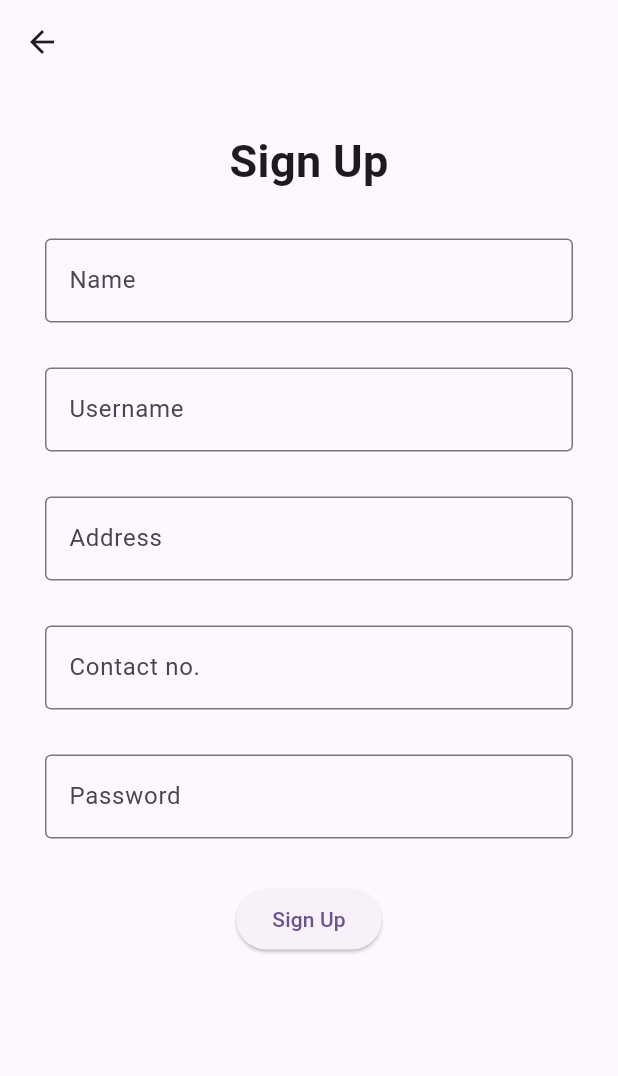
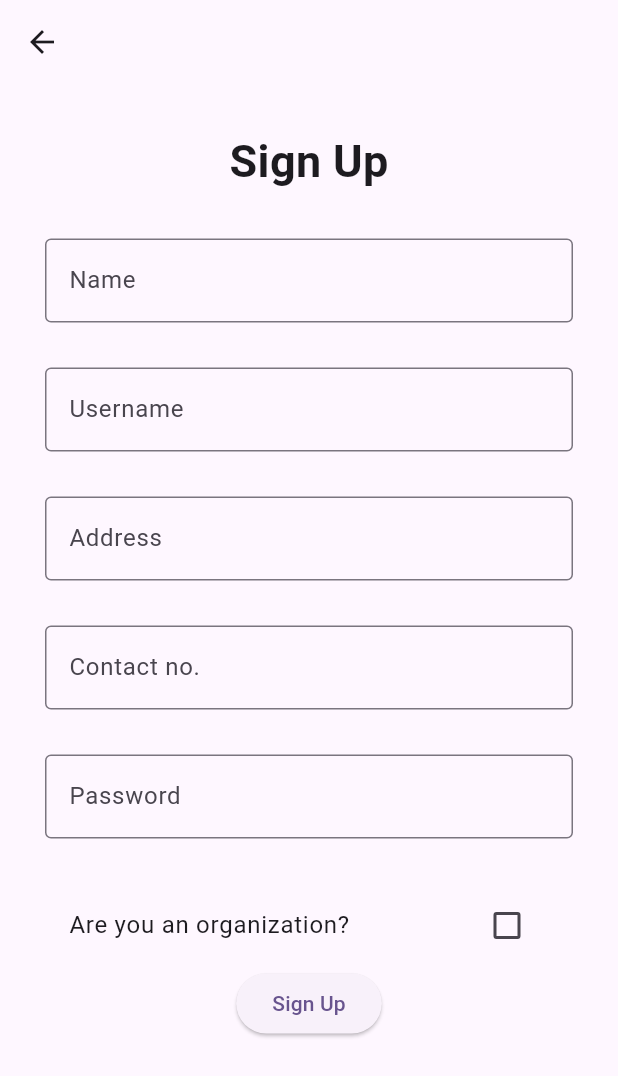
Before and after one commit to CinthSimbulan/CMSC-23-Project, a Flutter app: the SignUpPage screen opened directly, on a phone screen of 412 x 824 dp. Shown: the top 1076 px of the screen. Run offline on Flutter 3.47's test engine with Material 3 defaults, Android fonts, the phone set to English and light mode, and no system bars; our stand-ins replace cloud_firestore, email_validator, firebase_auth, firebase_core, image_picker; accounts and stored records are empty.

Commit message:
Feat: Able to sign up as an organization.

```diff
--- a/cmsc_23_project/lib/pages/SignInPage/signup.dart
+++ b/cmsc_23_project/lib/pages/SignInPage/signup.dart
@@ -1,6 +1,10 @@
+import 'dart:io';
+
 import 'package:cloud_firestore/cloud_firestore.dart';
+import 'package:cmsc_23_project/pages/DonorPage/image.dart';
 import 'package:cmsc_23_project/providers/auth_provider.dart';
 import 'package:flutter/material.dart';
+import 'package:flutter/widgets.dart';
 import 'package:provider/provider.dart';
 import 'package:email_validator/email_validator.dart';
 
@@ -19,7 +23,11 @@ class _SignUpState extends State<SignUpPage> {
   String? address;
   String? contact;
   String? password;
+  bool isOrganization = false;
+  String? organizationName;
+  File? photo;
   final Map<String, dynamic> details = {
+    "Type": "Donor",
     "Name": "",
     "Username": "",
     "Address": "",
@@ -43,8 +51,10 @@ class _SignUpState extends State<SignUpPage> {
                   usernameField,
                   addressField,
                   contactField,
-                  // emailField,
                   passwordField,
+                  organizationCheckbox,
+                  if (isOrganization) organizationNameField,
+                  if (isOrganization) proofImage,
                   submitButton
                 ],
               ),
@@ -171,6 +181,54 @@ class _SignUpState extends State<SignUpPage> {
         ),
       );
 
+  Widget get organizationCheckbox => CheckboxListTile(
+        title: const Text('Are you an organization?'),
+        value: isOrganization,
+        onChanged: (bool? value) {
+          setState(() {
+            isOrganization = value!;
+          });
+        },
+      );
+
+  Widget get organizationNameField => Padding(
+        padding: const EdgeInsets.only(bottom: 30),
+        child: TextFormField(
+          decoration: const InputDecoration(
+            border: OutlineInputBorder(),
+            label: Text("Organization Name"),
+            hintText: "Enter organization name",
+          ),
+          enabled: isOrganization,
+          onSaved: (value) => setState(() {
+            organizationName = value;
+            details['Organization'] = organizationName;
+            details['Type'] = "Organization";
+          }),
+          validator: (value) {
+            if (isOrganization && (value == null || value.isEmpty)) {
+              return "This field is required for organizations";
+            }
+            return null;
+          },
+        ),
+      );
+
+  Widget get proofImage => Padding(
+      padding: const EdgeInsets.symmetric(vertical: 55),
+      child: Column(
+        children: [
+          const Text("Photo of Item: ",
+              style: TextStyle(fontStyle: FontStyle.italic, fontSize: 15)),
+          const SizedBox(
+            height: 10,
+          ),
+          PhotoPicker(
+            callback: (value) => setState(() => photo = value),
+          ),
+        ],
+      ));
+
   Widget get submitButton => ElevatedButton(
       onPressed: () async {
         if (_formKey.currentState!.validate()) {
@@ -179,10 +237,12 @@ class _SignUpState extends State<SignUpPage> {
           CollectionReference usersCollection =
               FirebaseFirestore.instance.collection('users');
           usersCollection.add({
+            'type': details['Type'],
             'name': details['Name'],
             'username': details['Username'],
             'address': details['Address'],
             'contactno': details['Contact'],
+            if (isOrganization) 'organization_name': details['Organization'],
           }).then((docRef) {
             String autoId = docRef.id;
             docRef.update({'id': autoId});
@@ -192,7 +252,14 @@ class _SignUpState extends State<SignUpPage> {
               .authService
               .signUp(email!, password!);
           // check if the widget hasn't been disposed of after an asynchronous action
-          if (mounted) Navigator.pop(context);
+          if (mounted) {
+            // It's safe to update the state or call setState()
+            ScaffoldMessenger.of(context).showSnackBar(
+              const SnackBar(
+                  content: Text('Sign up successful. Logging you in')),
+            );
+            Navigator.pop(context);
+          }
         }
       },
       child: const Text("Sign Up"));
--- a/cmsc_23_project/lib/pages/profile.dart
+++ b/cmsc_23_project/lib/pages/profile.dart
@@ -55,7 +55,7 @@ class _ProfileState extends State<Profile> {
           } else {
             Map<String, dynamic> userData =
                 snapshot.data!.docs[0].data() as Map<String, dynamic>;
-
+            details['Type'] = userData['type'] ?? 'No type';
             details['Name'] = userData['name'] ?? 'No name';
             details['Username'] = userData['username'] ?? 'No username';
             details['Address'] = userData['address'] ?? 'No address';
```
